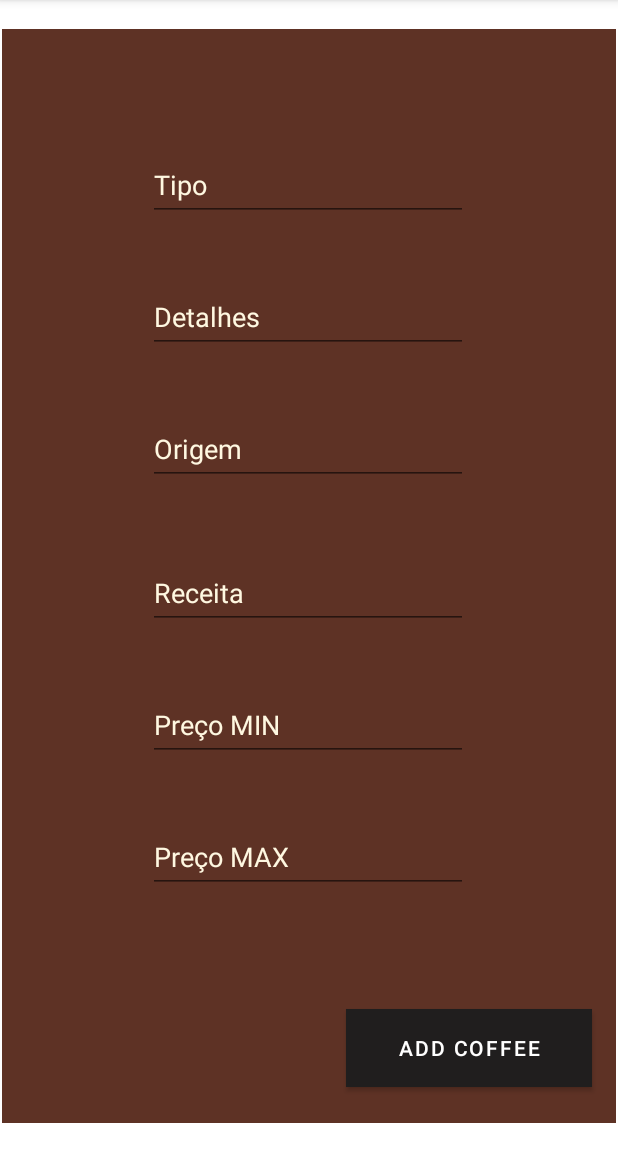
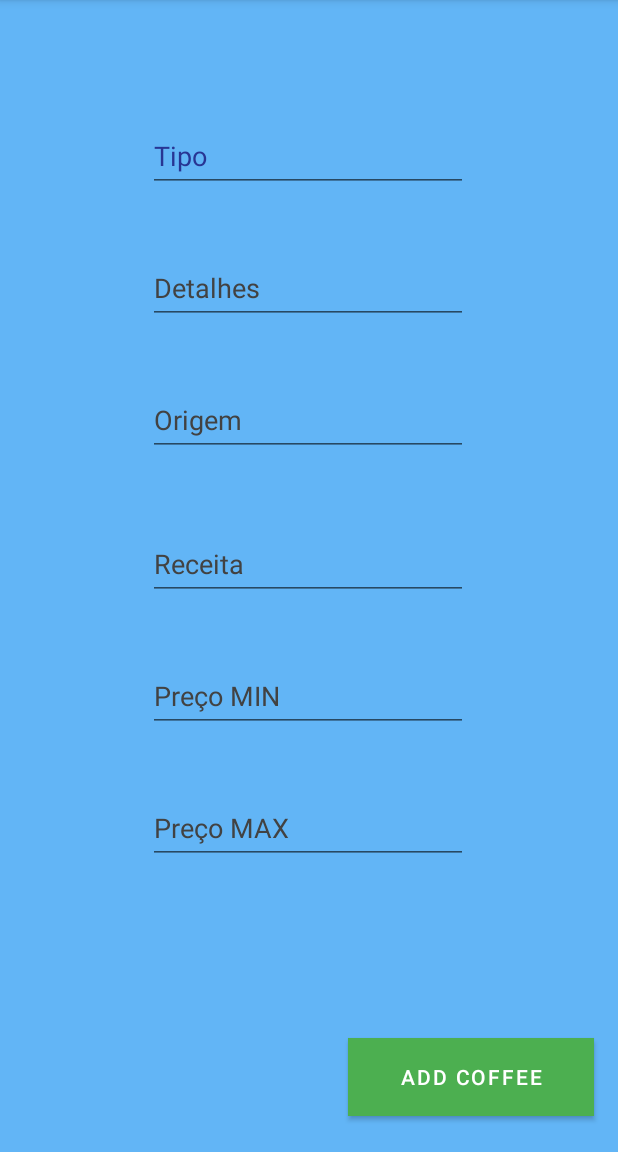
Before and after one commit to Enuch/Coffee_recipes, an Android app: the RegisterFragment screen opened through its navigation route, on a phone screen of 412 x 824 dp, the part 84-1236 px from its top. Run offline under Robolectric (Android 15) with nearby library versions, the phone set to English and light mode, and no system bars; our stand-ins replace Room's generated code, data binding, navigation-ui.

```diff
--- a/app/src/main/java/com/example/coffeerecipes/MainActivity.kt
+++ b/app/src/main/java/com/example/coffeerecipes/MainActivity.kt
@@ -2,10 +2,13 @@ package com.example.coffeerecipes
 
 import androidx.appcompat.app.AppCompatActivity
 import android.os.Bundle
+import androidx.navigation.findNavController
+import androidx.navigation.ui.setupActionBarWithNavController
 
 class MainActivity : AppCompatActivity() {
     override fun onCreate(savedInstanceState: Bundle?) {
         super.onCreate(savedInstanceState)
         setContentView(R.layout.activity_main)
+
     }
 }
--- a/app/src/main/java/com/example/coffeerecipes/data/CoffeeViewModel.kt
+++ b/app/src/main/java/com/example/coffeerecipes/data/CoffeeViewModel.kt
@@ -9,7 +9,7 @@ import kotlinx.coroutines.launch
 
 class CoffeeViewModel(application: Application): AndroidViewModel(application) {
 
-    private val listAll: LiveData<List<Coffee>>
+    val listAll: LiveData<List<Coffee>>
     private val repository: CoffeeRepository
 
     init {
--- a/app/src/main/java/com/example/coffeerecipes/fragments/register/RegisterFragment.kt
+++ b/app/src/main/java/com/example/coffeerecipes/fragments/register/RegisterFragment.kt
@@ -5,12 +5,54 @@ import androidx.fragment.app.Fragment
 import android.view.LayoutInflater
 import android.view.View
 import android.view.ViewGroup
+import android.widget.Toast
+import androidx.databinding.DataBindingUtil
+import androidx.lifecycle.ViewModel
+import androidx.lifecycle.ViewModelProvider
+import androidx.navigation.fragment.findNavController
 import com.example.coffeerecipes.R
+import com.example.coffeerecipes.data.Coffee
+import com.example.coffeerecipes.data.CoffeeViewModel
+import com.example.coffeerecipes.databinding.FragmentRegisterBinding
 
 class RegisterFragment : Fragment() {
 
+    private lateinit var coffeeViewModel: CoffeeViewModel
+    private lateinit var binding: FragmentRegisterBinding
+
     override fun onCreateView(inflater: LayoutInflater, container: ViewGroup?, savedInstanceState: Bundle?): View? {
-        return inflater.inflate(R.layout.fragment_register, container, false)
+        binding = DataBindingUtil.inflate(inflater, R.layout.fragment_register, container, false)
+
+        coffeeViewModel = ViewModelProvider(this)[CoffeeViewModel::class.java]
+
+        binding.addCoffee.setOnClickListener {
+            insertDataToDatabase()
+        }
+
+        return binding.root
     }
 
+    private fun insertDataToDatabase() {
+        val type = binding.typeET.text.toString()
+        val details = binding.detailsET.text.toString()
+        val from = binding.fromET.text.toString()
+        val recipe = binding.recipeET.text.toString()
+        val priceMin = binding.priceminET.text.toString()
+        val priceMax = binding.pricemaxET.text.toString()
+
+        if(inputCheck(type, details, from, recipe, priceMin, priceMax)) {
+            val coffee = Coffee(0, type, details, from, recipe, priceMin.toFloat(), priceMax.toFloat())
+            coffeeViewModel.add(coffee)
+            Toast.makeText(requireContext(), "Sucesso ao cadastrar!", Toast.LENGTH_SHORT).show()
+            findNavController().navigate(R.id.action_registerFragment_to_homeFragment)
+        } else {
+            Toast.makeText(requireContext(), "Faltou preencher algum campo!!", Toast.LENGTH_SHORT).show()
+        }
+    }
+
+    private fun inputCheck(type: String, details: String, from: String, recipe: String, priceMin: String, priceMax: String): Boolean {
+        return !(type.isEmpty() && details.isEmpty() && from.isEmpty() && recipe.isEmpty() && priceMin.isEmpty() && priceMax.isEmpty())
+    }
+
+
 }
--- a/app/src/main/res/layout/activity_main.xml
+++ b/app/src/main/res/layout/activity_main.xml
@@ -9,8 +9,8 @@
     <androidx.fragment.app.FragmentContainerView
         android:id="@+id/fragmentContainerView"
         android:name="androidx.navigation.fragment.NavHostFragment"
-        android:layout_width="409dp"
-        android:layout_height="729dp"
+        android:layout_width="match_parent"
+        android:layout_height="match_parent"
         app:defaultNavHost="true"
         app:layout_constraintBottom_toBottomOf="parent"
         app:layout_constraintEnd_toEndOf="parent"
--- /dev/null
+++ b/app/src/main/res/layout/coffee_item.xml
@@ -0,0 +1,6 @@
+<?xml version="1.0" encoding="utf-8"?>
+<androidx.constraintlayout.widget.ConstraintLayout xmlns:android="http://schemas.android.com/apk/res/android"
+    android:layout_width="match_parent"
+    android:layout_height="match_parent">
+
+</androidx.constraintlayout.widget.ConstraintLayout>
--- a/app/src/main/res/layout/fragment_register.xml
+++ b/app/src/main/res/layout/fragment_register.xml
@@ -1,10 +1,12 @@
 <?xml version="1.0" encoding="utf-8"?>
-<androidx.constraintlayout.widget.ConstraintLayout xmlns:android="http://schemas.android.com/apk/res/android"
+<layout xmlns:android="http://schemas.android.com/apk/res/android"
     xmlns:app="http://schemas.android.com/apk/res-auto"
-    xmlns:tools="http://schemas.android.com/tools"
+    xmlns:tools="http://schemas.android.com/tools">
+
+    <androidx.constraintlayout.widget.ConstraintLayout
         android:layout_width="match_parent"
         android:layout_height="match_parent"
-    android:background="#DC451203"
+        android:background="#B42196F3"
         tools:context=".fragments.register.RegisterFragment">
 
         <EditText
@@ -14,10 +16,11 @@
             android:layout_marginTop="80dp"
             android:autofillHints="type"
             android:ems="10"
+            android:hint="@string/tipo"
             android:inputType="textPersonName"
             android:minHeight="48dp"
-        android:text="@string/tipo"
-        android:textColor="#FFF8E1"
+            android:textColor="#4CAF50"
+            android:textColorHint="#283593"
             app:layout_constraintEnd_toEndOf="parent"
             app:layout_constraintHorizontal_bias="0.497"
             app:layout_constraintStart_toStartOf="parent"
@@ -31,10 +34,11 @@
             android:layout_marginTop="40dp"
             android:autofillHints="details"
             android:ems="10"
+            android:hint="@string/detalhes"
             android:inputType="textPersonName"
             android:minHeight="48dp"
-        android:text="@string/detalhes"
-        android:textColor="#FFF8E1"
+            android:textColor="#4CAF50"
+            android:textColorHint="#424242"
             app:layout_constraintEnd_toEndOf="parent"
             app:layout_constraintHorizontal_bias="0.497"
             app:layout_constraintStart_toStartOf="parent"
@@ -48,10 +52,11 @@
             android:layout_marginTop="40dp"
             android:autofillHints="from"
             android:ems="10"
+            android:hint="@string/origem"
             android:inputType="textPersonName"
             android:minHeight="48dp"
-        android:text="@string/origem"
-        android:textColor="#FFF8E1"
+            android:textColor="#4CAF50"
+            android:textColorHint="#424242"
             app:layout_constraintEnd_toEndOf="parent"
             app:layout_constraintHorizontal_bias="0.497"
             app:layout_constraintStart_toStartOf="parent"
@@ -65,10 +70,11 @@
             android:layout_marginTop="48dp"
             android:autofillHints="recipe"
             android:ems="10"
+            android:hint="@string/receita"
             android:inputType="textPersonName"
             android:minHeight="48dp"
-        android:text="@string/receita"
-        android:textColor="#FFF8E1"
+            android:textColor="#4CAF50"
+            android:textColorHint="#424242"
             app:layout_constraintEnd_toEndOf="parent"
             app:layout_constraintHorizontal_bias="0.497"
             app:layout_constraintStart_toStartOf="parent"
@@ -82,10 +88,11 @@
             android:layout_marginTop="40dp"
             android:autofillHints="pricemin"
             android:ems="10"
+            android:hint="@string/pre_o_min"
             android:inputType="textPersonName"
             android:minHeight="48dp"
-        android:text="@string/pre_o_min"
-        android:textColor="#FFF8E1"
+            android:textColor="#4CAF50"
+            android:textColorHint="#424242"
             app:layout_constraintEnd_toEndOf="parent"
             app:layout_constraintHorizontal_bias="0.497"
             app:layout_constraintStart_toStartOf="parent"
@@ -99,10 +106,11 @@
             android:layout_marginTop="40dp"
             android:autofillHints="pricemax"
             android:ems="10"
+            android:hint="@string/pre_o_max"
             android:inputType="textPersonName"
             android:minHeight="48dp"
-        android:text="@string/pre_o_max"
-        android:textColor="#FFF8E1"
+            android:textColor="#4CAF50"
+            android:textColorHint="#424242"
             app:layout_constraintEnd_toEndOf="parent"
             app:layout_constraintHorizontal_bias="0.497"
             app:layout_constraintStart_toStartOf="parent"
@@ -110,16 +118,20 @@
             tools:ignore="LabelFor" />
 
         <Button
-        android:id="@+id/button"
+            android:id="@+id/addCoffee"
             android:layout_width="164dp"
             android:layout_height="52dp"
             android:layout_marginBottom="24dp"
             android:background="#F4ECEC"
             android:text="@string/add_coffee"
-        app:backgroundTint="#201E1E"
+            android:textColor="#FFFFFF"
+            android:textColorHint="#F3EDED"
+            app:backgroundTint="#4CAF50"
             app:layout_constraintBottom_toBottomOf="parent"
             app:layout_constraintEnd_toEndOf="parent"
             app:layout_constraintHorizontal_bias="0.935"
-        app:layout_constraintStart_toStartOf="parent" />
+            app:layout_constraintStart_toStartOf="parent"
+            tools:ignore="TextContrastCheck" />
 
     </androidx.constraintlayout.widget.ConstraintLayout>
+</layout>
--- a/app/src/main/res/navigation/navigation.xml
+++ b/app/src/main/res/navigation/navigation.xml
@@ -8,7 +8,7 @@
     <fragment
         android:id="@+id/homeFragment"
         android:name="com.example.coffeerecipes.fragments.list.HomeFragment"
-        android:label="fragment_home"
+        android:label="home"
         tools:layout="@layout/fragment_home" >
         <action
             android:id="@+id/action_homeFragment_to_registerFragment"
@@ -17,7 +17,7 @@
     <fragment
         android:id="@+id/registerFragment"
         android:name="com.example.coffeerecipes.fragments.register.RegisterFragment"
-        android:label="fragment_register"
+        android:label="register"
         tools:layout="@layout/fragment_register" >
         <action
             android:id="@+id/action_registerFragment_to_homeFragment"
```
Lines whose indentation alone changed are shown as unchanged.
